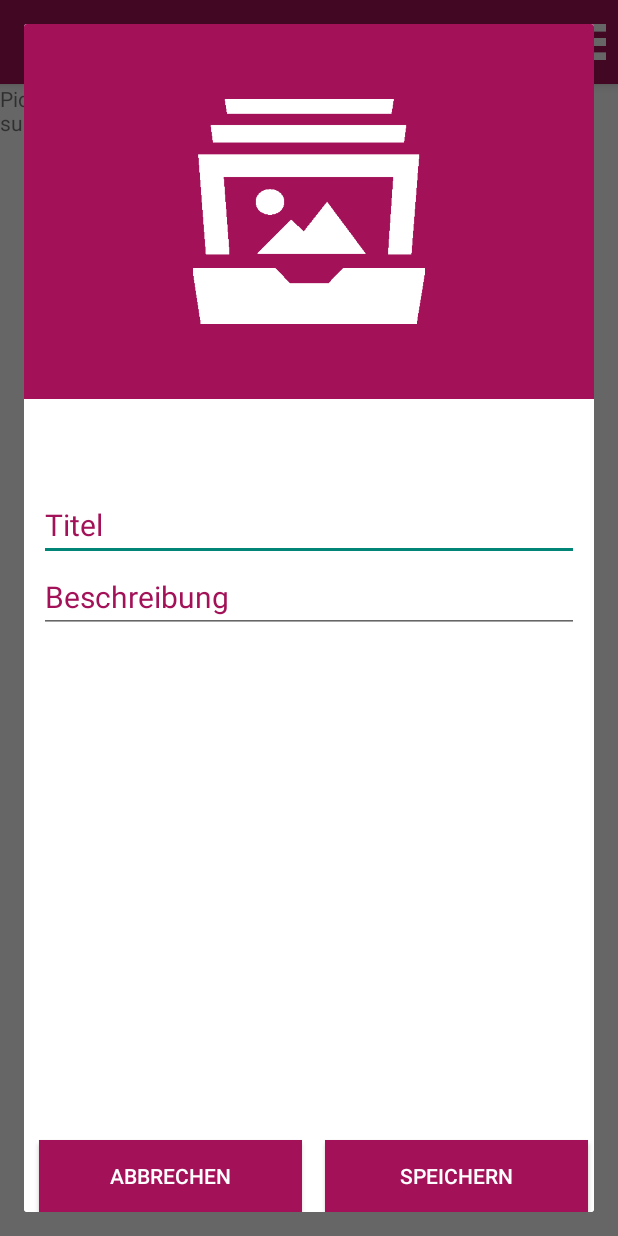
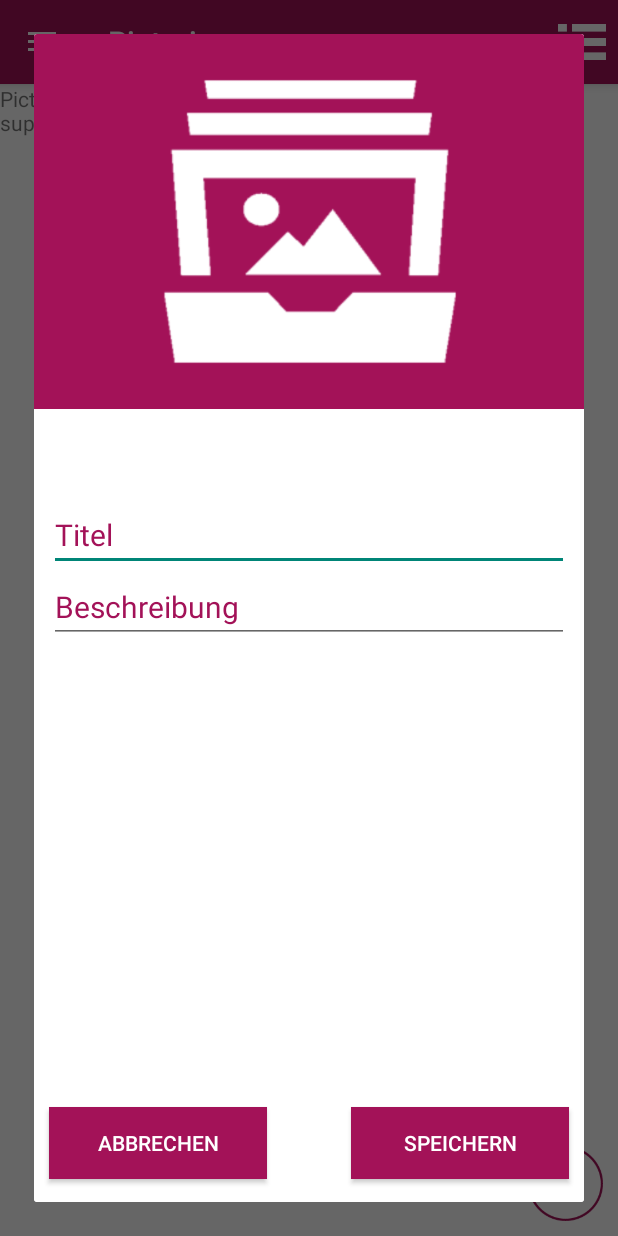
Before and after one commit to HendrikCammann/Picturies, an Android app: the MainActivity screen opened directly, with no data from a screen before it, after a tap on an icon or button, on a phone screen of 412 x 824 dp. Run offline under Robolectric (Android 15) with nearby library versions, the light colour scheme and no system bars; libraries missing offline, so code that uses them is left out: com.squareup.okhttp; 5 statements that could not run were skipped.

Commit message:
fixed Dialog Popup for adding Pictures

```diff
--- a/app/src/main/java/com/project/charmander/picturies/MainActivity.java
+++ b/app/src/main/java/com/project/charmander/picturies/MainActivity.java
@@ -10,6 +10,7 @@ import android.database.Cursor;
 import android.graphics.Bitmap;
 import android.graphics.BitmapFactory;
 import android.graphics.Color;
+import android.graphics.Point;
 import android.graphics.drawable.BitmapDrawable;
 import android.graphics.drawable.ColorDrawable;
 import android.graphics.drawable.Drawable;
@@ -26,10 +27,12 @@ import android.support.v7.app.ActionBarActivity;
 import android.support.v7.app.ActionBarDrawerToggle;
 import android.util.Base64;
 import android.util.Log;
+import android.view.Display;
 import android.view.Menu;
 import android.view.MenuItem;
 import android.view.View;
 import android.view.ViewGroup;
+import android.view.Window;
 import android.view.animation.AnimationUtils;
 import android.widget.AdapterView;
 import android.widget.ArrayAdapter;
@@ -112,6 +115,12 @@ public class MainActivity extends ActionBarActivity implements LocationListener{
     UserSessionManager session;
     public User mCurrentUser;
 
+    MenuItem listIcon;
+    Display display;
+    Point size = new Point();
+    int width;
+    int height;
+
 
     @Override
     protected void onCreate(Bundle savedInstanceState) {
@@ -193,6 +202,16 @@ public class MainActivity extends ActionBarActivity implements LocationListener{
                 return false;
             }
         });
+
+        getScreenDimensions();
+
+    }
+
+    private void getScreenDimensions() {
+        display = getWindowManager().getDefaultDisplay();
+        display.getSize(size);
+        width = size.x;
+        height = size.y;
     }
 
     private void addDrawerItems() {
@@ -268,7 +287,17 @@ public class MainActivity extends ActionBarActivity implements LocationListener{
     @Override
     public boolean onCreateOptionsMenu(Menu menu) {
         getMenuInflater().inflate(R.menu.custom, menu);
+        listIcon = menu.findItem(R.id.map_Change);
+        updateActionBarIcon();
         return true;
+    }
+
+    public void updateActionBarIcon() {
+        if(!mapOpen) {
+            listIcon.setIcon(R.drawable.map);
+        } else {
+            listIcon.setIcon(R.drawable.liste);
+        }
     }
 
     @Override
@@ -278,10 +307,12 @@ public class MainActivity extends ActionBarActivity implements LocationListener{
             if(!mapOpen) {
                 Intent i = new Intent(this, MainActivity.class);
                 startActivity(i);
+                updateActionBarIcon();
                 return true;
             } else {
                 getSupportFragmentManager().beginTransaction().replace(R.id.main_fragment, imageListView).commit();
                 mapOpen = false;
+                updateActionBarIcon();
             }
         }
 
@@ -380,10 +411,9 @@ public class MainActivity extends ActionBarActivity implements LocationListener{
 
     private void addPictureFromGallery(final LatLng point) {
         addPictureDialog = new Dialog(contextForAddPicture);
+        addPictureDialog.requestWindowFeature(Window.FEATURE_NO_TITLE); //before
         addPictureDialog.setContentView(R.layout.on_map_add_picture_dialog);
-        getWindow().setLayout(ViewGroup.LayoutParams.MATCH_PARENT, ViewGroup.LayoutParams.MATCH_PARENT);
-
-        addPictureDialog.setTitle("Erinnerung hinzufügen");
+        addPictureDialog.getWindow().setLayout(width-20, height-20);
 
         final EditText title = (EditText) addPictureDialog.findViewById(R.id.pictureTitleEditText);
         final EditText description = (EditText) addPictureDialog.findViewById(R.id.pictureDescriptionEditText);
@@ -433,10 +463,9 @@ public class MainActivity extends ActionBarActivity implements LocationListener{
 
     private void addPictureFromCamera() {
         addPictureFromCameraDialog = new Dialog(contextForAddPicture);
+        addPictureFromCameraDialog.requestWindowFeature(Window.FEATURE_NO_TITLE);
         addPictureFromCameraDialog.setContentView(R.layout.on_map_add_picture_dialog);
-        getWindow().setLayout(ViewGroup.LayoutParams.MATCH_PARENT, ViewGroup.LayoutParams.MATCH_PARENT);
-
-        addPictureFromCameraDialog.setTitle("Erinnerung hinzufügen");
+        addPictureFromCameraDialog.getWindow().setLayout(width-20, height-20);
 
         Button saveButton = (Button) addPictureFromCameraDialog.findViewById(R.id.speichern_button);
         saveButton.setOnClickListener(new View.OnClickListener() {
@@ -475,7 +504,6 @@ public class MainActivity extends ActionBarActivity implements LocationListener{
         Intent i = new Intent(MediaStore.ACTION_IMAGE_CAPTURE);
         startActivityForResult(i, CAMERA_REQUEST);
     }
-
 
     public void sendImageToDatabase(String title, String description, double latitude, double longitude, Bitmap picture){
 
--- a/app/src/main/res/layout/activity_main.xml
+++ b/app/src/main/res/layout/activity_main.xml
@@ -31,9 +31,9 @@
                 android:name="com.google.android.gms.maps.SupportMapFragment"/>
 
             <ImageView
-                android:layout_width="58dp"
-                android:layout_height="45dp"
-                android:src="@drawable/camera_icon"
+                android:layout_width="50dp"
+                android:layout_height="50dp"
+                android:src="@drawable/camera_icon_circle"
                 android:layout_marginRight="10dp"
                 android:layout_marginBottom="10dp"
                 android:layout_gravity="bottom|end"
--- a/app/src/main/res/layout/on_map_add_picture_dialog.xml
+++ b/app/src/main/res/layout/on_map_add_picture_dialog.xml
@@ -5,7 +5,7 @@
     android:background="#ffffffff">
 
     <Button
-        android:layout_width="175dp"
+        android:layout_width="145dp"
         android:layout_height="wrap_content"
         android:text="Abbrechen"
         android:layout_alignParentBottom="true"
@@ -17,32 +17,28 @@
         android:textColor="#ffffffff" />
 
     <Button
-        android:layout_width="175dp"
+        android:layout_width="145dp"
         android:layout_height="wrap_content"
         android:text="Speichern"
         android:id="@+id/speichern_button"
-        android:layout_alignParentBottom="true"
-        android:layout_toRightOf="@+id/cancel_button"
-        android:layout_toEndOf="@+id/cancel_button"
         android:background="@color/main"
-        android:layout_marginLeft="15dp"
-        android:layout_marginBottom="15dp"
         android:textColor="#ffffffff"
         android:textSize="14dp"
-        android:singleLine="false" />
+        android:singleLine="false"
+        android:layout_alignTop="@+id/cancel_button"
+        android:layout_alignRight="@+id/pictureDescriptionEditText"
+        android:layout_alignEnd="@+id/pictureDescriptionEditText" />
 
     <ImageView
         android:layout_width="fill_parent"
         android:layout_height="250dp"
         android:id="@+id/selectedImage"
-        android:src="@drawable/gallery"
+        android:src="@drawable/gallery_bg"
         android:layout_alignParentLeft="true"
         android:layout_alignParentStart="true"
-        android:layout_marginTop="0dp"
-        android:background="#a31258"
-        android:paddingTop="50dp"
         android:cropToPadding="false"
-        android:paddingBottom="50dp" />
+        android:adjustViewBounds="false"
+        android:scaleType="centerCrop"/>
 
     <EditText
         android:layout_width="fill_parent"
--- a/app/src/main/res/menu/custom.xml
+++ b/app/src/main/res/menu/custom.xml
@@ -6,7 +6,7 @@
     <item
         android:id="@+id/map_Change"
         android:title="Map"
-        android:icon="@drawable/liste"
+        android:icon="@drawable/map"
         app:showAsAction="ifRoom" />
 
 </menu>
--- a/app/src/main/res/values/color.xml
+++ b/app/src/main/res/values/color.xml
@@ -2,4 +2,5 @@
 <resources>
     <item name="main" type="color">#a31258</item>
     <item name="white" type="color">#FFFFFF</item>
+    <item name="black" type="color">#000000</item>
 </resources>
```
Also changed, not shown: app/src/main/res/values/styles.xml (+7 -0 lines), app/src/main/res/drawable/camera_icon_circle.png (added), app/src/main/res/drawable/gallery_bg.png (added).
